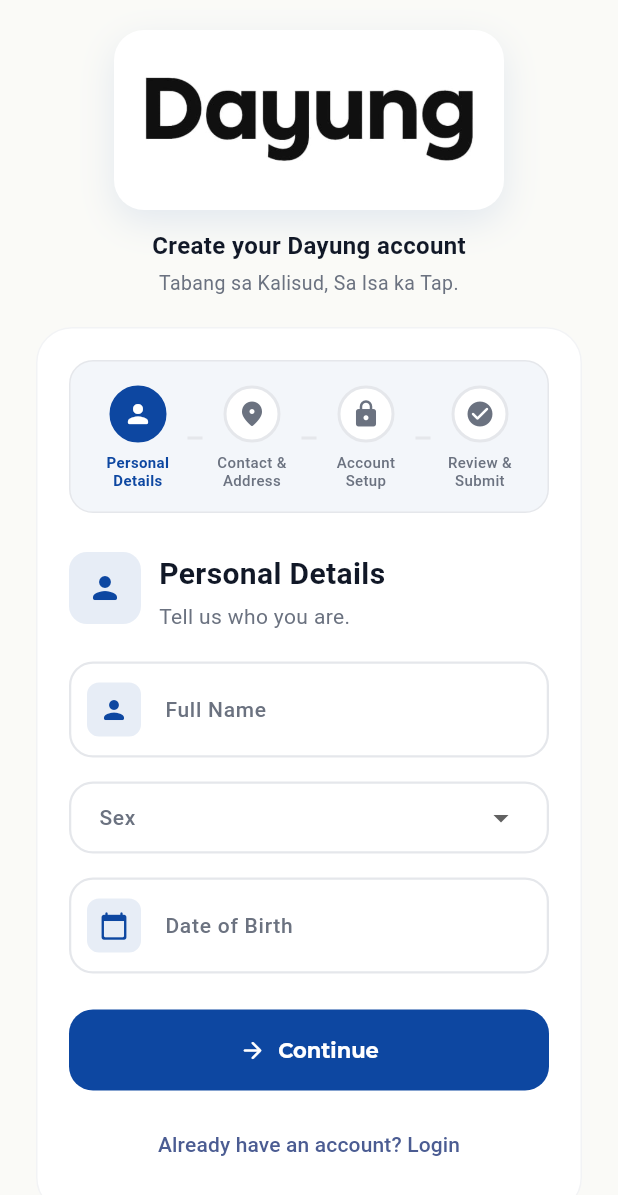
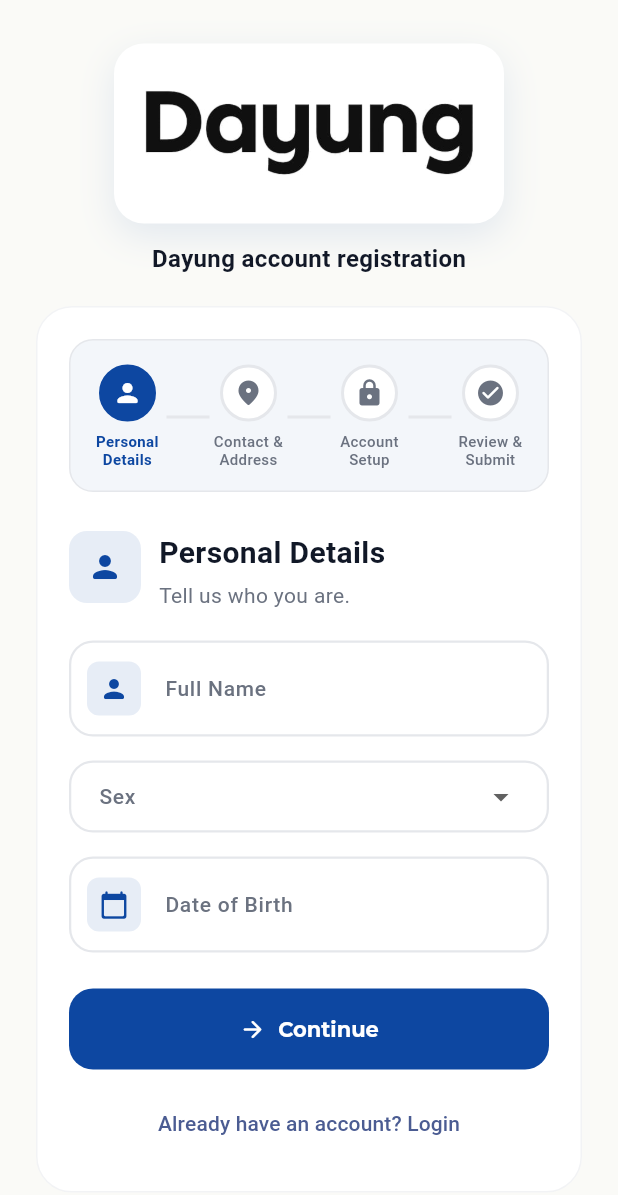
Before and after one commit to Maklaeen/DayungApp, a Flutter app: the Register screen opened by its route, on a phone screen of 412 x 824 dp. Shown: the top 1195 px of the screen. Run offline on Flutter 3.47's test engine with Material 3 defaults, Android fonts, the phone set to English and light mode, and no system bars; drawn by our look-alikes of auto_size_text; our stand-ins replace connectivity_plus, dropdown_button2, file_picker, firebase_core, firebase_messaging, fl_chart and 18 more; missing offline and left inert: bcrypt, cupertino_calendar_picker, encrypt, maplibre_gl, pdfx; accounts and stored records are empty; network calls fail.

Commit message:
reg changes

```diff
--- a/lib/Auth/register.dart
+++ b/lib/Auth/register.dart
@@ -991,7 +991,10 @@
         borderRadius: BorderRadius.circular(16),
         border: Border.all(color: kBorderColor),
       ),
-      child: Row(
+      child: LayoutBuilder(
+        builder: (context, constraints) {
+          final itemWidth = constraints.maxWidth < 360 ? 52.0 : 66.0;
+          return Row(
             children: List.generate(_stepTitles.length * 2 - 1, (index) {
               if (index.isOdd) {
                 return Expanded(
@@ -1006,7 +1009,7 @@
               final isComplete = step < _currentStep;
               final isActive = step == _currentStep;
               return SizedBox(
-            width: 66,
+                width: itemWidth,
                 child: Column(
                   children: [
                     Container(
@@ -1016,14 +1019,18 @@
                         color: isComplete || isActive ? kPrimary : Colors.white,
                         shape: BoxShape.circle,
                         border: Border.all(
-                      color: isComplete || isActive ? kPrimary : kBorderColor,
+                          color: isComplete || isActive
+                              ? kPrimary
+                              : kBorderColor,
                           width: 2,
                         ),
                       ),
                       child: Icon(
                         isComplete ? Icons.check_rounded : _stepIcons[step],
                         size: 20,
-                    color: isComplete || isActive ? Colors.white : kSubtleText,
+                        color: isComplete || isActive
+                            ? Colors.white
+                            : kSubtleText,
                       ),
                     ),
                     const SizedBox(height: 8),
@@ -1036,13 +1043,17 @@
                         color: isActive ? kPrimary : kSubtleText,
                         fontSize: 10,
                         height: 1.15,
-                    fontWeight: isActive ? FontWeight.w700 : FontWeight.w500,
+                        fontWeight: isActive
+                            ? FontWeight.w700
+                            : FontWeight.w500,
                       ),
                     ),
                   ],
                 ),
               );
             }),
+          );
+        },
       ),
     );
   }
@@ -1180,6 +1191,69 @@
     );
   }
 
+  Widget _passwordRequirement({
+    required String label,
+    required bool satisfied,
+  }) {
+    return Padding(
+      padding: const EdgeInsets.only(top: 8),
+      child: Row(
+        children: [
+          Icon(
+            satisfied
+                ? Icons.check_circle_rounded
+                : Icons.radio_button_unchecked_rounded,
+            size: 20,
+            color: satisfied ? kSuccess : kSubtleText,
+          ),
+          const SizedBox(width: 10),
+          Expanded(
+            child: Text(
+              label,
+              style: TextStyle(
+                color: satisfied ? kSuccess : kSubtleText,
+                fontSize: 14,
+                fontWeight: satisfied ? FontWeight.w600 : FontWeight.w500,
+              ),
+            ),
+          ),
+        ],
+      ),
+    );
+  }
+
+  Widget _passwordRequirements() {
+    final value = passwordController.text;
+    return Padding(
+      padding: const EdgeInsets.only(left: 4, top: 2),
+      child: Column(
+        crossAxisAlignment: CrossAxisAlignment.start,
+        children: [
+          _passwordRequirement(
+            label: 'At least 8 characters',
+            satisfied: value.length >= 8,
+          ),
+          _passwordRequirement(
+            label: 'One uppercase letter (A-Z)',
+            satisfied: RegExp(r'[A-Z]').hasMatch(value),
+          ),
+          _passwordRequirement(
+            label: 'One lowercase letter (a-z)',
+            satisfied: RegExp(r'[a-z]').hasMatch(value),
+          ),
+          _passwordRequirement(
+            label: 'One digit (0-9)',
+            satisfied: RegExp(r'\d').hasMatch(value),
+          ),
+          _passwordRequirement(
+            label: 'One special character (!@#\$%...)',
+            satisfied: RegExp(r'[^A-Za-z0-9]').hasMatch(value),
+          ),
+        ],
+      ),
+    );
+  }
+
   Widget _buildAccountStep(bool isWide) {
     return Column(
       children: [
@@ -1232,9 +1306,17 @@
                 hint: '********',
                 icon: Icons.lock_rounded,
               ).copyWith(
-                helperText:
-                    'At least 8 chars with upper, lower, number, and symbol',
-                helperStyle: const TextStyle(color: kSubtleText, fontSize: 12),
+                suffixIcon: IconButton(
+                  tooltip: _obscurePassword ? 'Show password' : 'Hide password',
+                  icon: Icon(
+                    _obscurePassword
+                        ? Icons.visibility_off_rounded
+                        : Icons.visibility_rounded,
+                    color: kSubtleText,
+                  ),
+                  onPressed: () =>
+                      setState(() => _obscurePassword = !_obscurePassword),
+                ),
               ),
           validator: (v) {
             if (v == null || v.trim().isEmpty) return 'Password is required';
@@ -1257,6 +1339,7 @@
             return null;
           },
         ),
+        _passwordRequirements(),
         const SizedBox(height: 16),
         TextFormField(
           controller: confirmPasswordController,
@@ -1267,42 +1350,30 @@
             color: kNeutralText,
             fontWeight: FontWeight.w500,
           ),
-          decoration: _dec(
+          decoration:
+              _dec(
                 'Confirm Password',
                 hint: '********',
                 icon: Icons.lock_person_rounded,
-          ).copyWith(errorText: _confirmPasswordError),
+              ).copyWith(
+                errorText: _confirmPasswordError,
+                suffixIcon: IconButton(
+                  tooltip: _obscurePassword ? 'Show password' : 'Hide password',
+                  icon: Icon(
+                    _obscurePassword
+                        ? Icons.visibility_off_rounded
+                        : Icons.visibility_rounded,
+                    color: kSubtleText,
+                  ),
+                  onPressed: () =>
+                      setState(() => _obscurePassword = !_obscurePassword),
+                ),
+              ),
           validator: (v) {
             if (v == null || v.trim().isEmpty) return 'Confirm your password';
             if (v != passwordController.text) return 'Passwords do not match';
             return null;
           },
-        ),
-        Align(
-          alignment: Alignment.centerRight,
-          child: TextButton.icon(
-            icon: Icon(
-              _obscurePassword
-                  ? Icons.visibility_off_rounded
-                  : Icons.visibility_rounded,
-              color: kSubtleText,
-            ),
-            label: Text(
-              _obscurePassword ? 'Show password' : 'Hide password',
-              style: const TextStyle(
-                color: kSubtleText,
-                fontWeight: FontWeight.w600,
-              ),
-            ),
-            onPressed: () =>
-                setState(() => _obscurePassword = !_obscurePassword),
-            style: TextButton.styleFrom(
-              foregroundColor: kSubtleText,
-              padding: const EdgeInsets.symmetric(horizontal: 8),
-              minimumSize: const Size(0, 36),
-              tapTargetSize: MaterialTapTargetSize.shrinkWrap,
-            ),
-          ),
         ),
       ],
     );
@@ -1401,6 +1472,53 @@
     final width = MediaQuery.of(context).size.width;
     final isWide = width > 720;
     final isSmall = width < 350;
+    final stackActions = width < 420;
+
+    Widget backButton() {
+      return OutlinedButton.icon(
+        onPressed: _isSubmitting ? null : _goToPreviousStep,
+        icon: const Icon(Icons.arrow_back_rounded),
+        label: const Text('Back'),
+        style: OutlinedButton.styleFrom(
+          minimumSize: const Size.fromHeight(54),
+          foregroundColor: kPrimary,
+          side: const BorderSide(color: kBorderColor),
+          padding: const EdgeInsets.symmetric(horizontal: 16),
+          shape: RoundedRectangleBorder(
+            borderRadius: BorderRadius.circular(kEdge),
+          ),
+        ),
+      );
+    }
+
+    Widget primaryButton() {
+      return ElevatedButton.icon(
+        onPressed: _isSubmitting
+            ? null
+            : _currentStep == _stepTitles.length - 1
+            ? _registerUser
+            : _goToNextStep,
+        icon: Icon(
+          _currentStep == _stepTitles.length - 1
+              ? Icons.check_rounded
+              : Icons.arrow_forward_rounded,
+        ),
+        label: Text(
+          _currentStep == _stepTitles.length - 1
+              ? 'Create Account'
+              : 'Continue',
+        ),
+        style: ElevatedButton.styleFrom(
+          backgroundColor: kPrimary,
+          foregroundColor: Colors.white,
+          minimumSize: const Size.fromHeight(54),
+          padding: const EdgeInsets.symmetric(horizontal: 16),
+          shape: RoundedRectangleBorder(
+            borderRadius: BorderRadius.circular(kEdge),
+          ),
+        ),
+      );
+    }
 
     return Scaffold(
       backgroundColor: kBg,
@@ -1442,7 +1560,7 @@
                         ),
                         SizedBox(height: isSmall ? 8 : 12),
                         AutoSizeText(
-                          'Create your Dayung account',
+                          'Dayung account registration',
                           maxLines: 1,
                           minFontSize: 10,
                           style: TextStyle(
@@ -1451,12 +1569,12 @@
                             color: kNeutralText,
                           ),
                         ),
-                        const SizedBox(height: 4),
-                        const Text(
-                          'Tabang sa Kalisud, Sa Isa ka Tap.',
-                          textAlign: TextAlign.center,
-                          style: TextStyle(color: kSubtleText, fontSize: 13),
-                        ),
+                        // const SizedBox(height: 4),
+                        // const Text(
+                        //   'Tabang sa Kalisud, Sa Isa ka Tap.',
+                        //   textAlign: TextAlign.center,
+                        //   style: TextStyle(color: kSubtleText, fontSize: 13),
+                        // ),
                       ],
                     ),
                   ),
@@ -1511,63 +1629,25 @@
                             if (_currentStep == 2) _buildAccountStep(isWide),
                             if (_currentStep == 3) _buildReviewStep(),
                             const SizedBox(height: 24),
+                            if (stackActions)
+                              Column(
+                                crossAxisAlignment: CrossAxisAlignment.stretch,
+                                children: [
+                                  if (_currentStep > 0) ...[
+                                    backButton(),
+                                    const SizedBox(height: 12),
+                                  ],
+                                  primaryButton(),
+                                ],
+                              )
+                            else
                               Row(
                                 children: [
                                   if (_currentStep > 0)
-                                  Expanded(
-                                    child: OutlinedButton.icon(
-                                      onPressed: _isSubmitting
-                                          ? null
-                                          : _goToPreviousStep,
-                                      icon: const Icon(
-                                        Icons.arrow_back_rounded,
-                                      ),
-                                      label: const Text('Back'),
-                                      style: OutlinedButton.styleFrom(
-                                        minimumSize: const Size.fromHeight(54),
-                                        foregroundColor: kPrimary,
-                                        side: const BorderSide(
-                                          color: kBorderColor,
-                                        ),
-                                        shape: RoundedRectangleBorder(
-                                          borderRadius: BorderRadius.circular(
-                                            kEdge,
-                                          ),
-                                        ),
-                                      ),
-                                    ),
-                                  ),
-                                if (_currentStep > 0) const SizedBox(width: 12),
-                                Expanded(
-                                  flex: 2,
-                                  child: ElevatedButton.icon(
-                                    onPressed: _isSubmitting
-                                        ? null
-                                        : _currentStep == _stepTitles.length - 1
-                                        ? _registerUser
-                                        : _goToNextStep,
-                                    icon: Icon(
-                                      _currentStep == _stepTitles.length - 1
-                                          ? Icons.check_rounded
-                                          : Icons.arrow_forward_rounded,
-                                    ),
-                                    label: Text(
-                                      _currentStep == _stepTitles.length - 1
-                                          ? 'Create Account'
-                                          : 'Continue',
-                                    ),
-                                    style: ElevatedButton.styleFrom(
-                                      backgroundColor: kPrimary,
-                                      foregroundColor: Colors.white,
-                                      minimumSize: const Size.fromHeight(54),
-                                      shape: RoundedRectangleBorder(
-                                        borderRadius: BorderRadius.circular(
-                                          kEdge,
-                                        ),
-                                      ),
-                                    ),
-                                  ),
-                                ),
+                                    Expanded(child: backButton()),
+                                  if (_currentStep > 0)
+                                    const SizedBox(width: 12),
+                                  Expanded(flex: 2, child: primaryButton()),
                                 ],
                               ),
                             const SizedBox(height: 12),
```
Lines whose indentation alone changed are shown as unchanged.
